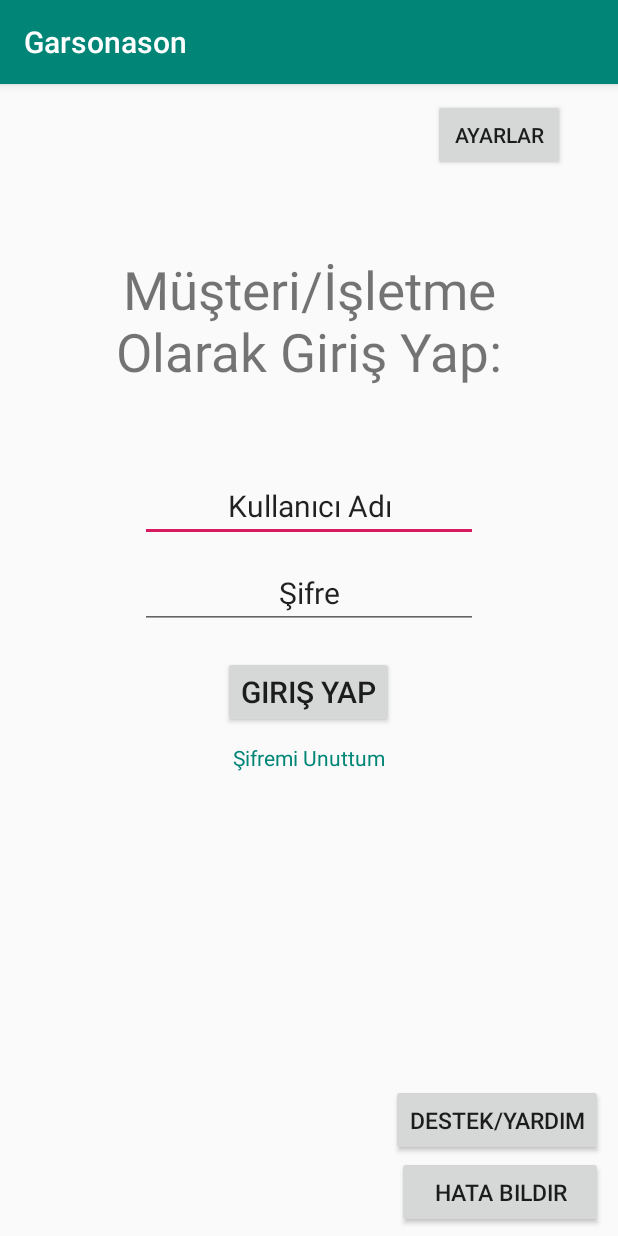
After one commit to Xelorium/garsonasonproject, an Android app: the loginActivity screen opened directly, with no data from a screen before it, on a phone screen of 412 x 824 dp. The commit adds this screen. Run offline under Robolectric (Android 15) with nearby library versions, the phone set to English and light mode, and no system bars.

Commit message:
Login Entry is added

```diff
--- a/app/src/main/AndroidManifest.xml
+++ b/app/src/main/AndroidManifest.xml
@@ -9,6 +9,7 @@
         android:roundIcon="@mipmap/ic_launcher_round"
         android:supportsRtl="true"
         android:theme="@style/AppTheme">
+        <activity android:name=".loginActivity"></activity>
         <activity android:name=".MainActivity">
             <intent-filter>
                 <action android:name="android.intent.action.MAIN" />
--- /dev/null
+++ b/app/src/main/java/com/example/garsonason/loginActivity.java
@@ -0,0 +1,14 @@
+package com.example.garsonason;
+
+import androidx.appcompat.app.AppCompatActivity;
+
+import android.os.Bundle;
+
+public class loginActivity extends AppCompatActivity {
+
+    @Override
+    protected void onCreate(Bundle savedInstanceState) {
+        super.onCreate(savedInstanceState);
+        setContentView(R.layout.activity_login);
+    }
+}
--- /dev/null
+++ b/app/src/main/res/layout/activity_login.xml
@@ -0,0 +1,98 @@
+<?xml version="1.0" encoding="utf-8"?>
+<LinearLayout xmlns:android="http://schemas.android.com/apk/res/android"
+    xmlns:app="http://schemas.android.com/apk/res-auto"
+    xmlns:tools="http://schemas.android.com/tools"
+    android:layout_width="match_parent"
+    android:layout_height="match_parent"
+    tools:context=".loginActivity"
+    android:gravity="right"
+    android:orientation="vertical">
+
+    <Button
+        android:id="@+id/settings"
+        android:layout_width="wrap_content"
+        android:layout_height="wrap_content"
+        android:text="Ayarlar"
+        android:layout_marginRight="35dp"
+        android:layout_marginTop="10dp"
+        />
+
+    <TextView
+        android:id="@+id/title"
+        android:layout_width="297dp"
+        android:layout_height="wrap_content"
+        android:layout_gravity="center"
+        android:layout_marginTop="55dp"
+        android:text="Müşteri/İşletme Olarak Giriş Yap:"
+        android:textAlignment="center"
+        android:textSize="35dp"/>
+
+    <EditText
+        android:id="@+id/userId_Edittext"
+        android:layout_width="225dp"
+        android:layout_height="wrap_content"
+        android:layout_gravity="center"
+        android:layout_marginTop="55dp"
+        android:text="Kullanıcı Adı"
+        android:textAlignment="center"
+        android:textSize="20dp" />
+
+    <EditText
+        android:id="@+id/userPassword_Edittext"
+        android:layout_width="225dp"
+        android:layout_height="wrap_content"
+        android:layout_gravity="center"
+        android:layout_marginTop="10dp"
+        android:text="Şifre"
+        android:textAlignment="center"
+        android:textSize="20dp" />
+
+    <Button
+        android:id="@+id/userLogin_Button"
+        android:layout_width="wrap_content"
+        android:layout_height="wrap_content"
+        android:layout_gravity="center"
+        android:layout_marginTop="18dp"
+        android:text="Giriş Yap"
+        android:textSize="20dp"
+        />
+    <TextView
+        android:id="@+id/forgotPassword_Text"
+        android:layout_width="wrap_content"
+        android:layout_height="wrap_content"
+        android:text="Şifremi Unuttum"
+        android:clickable="true"
+        android:layout_gravity="center"
+        android:layout_marginTop="10dp"
+        android:textColor="@color/colorPrimary"
+        />
+
+    <LinearLayout
+        android:layout_width="match_parent"
+        android:layout_height="match_parent"
+        android:orientation="vertical"
+        android:gravity="bottom"
+        android:layout_marginRight="10dp"
+        android:layout_marginBottom="5dp">
+
+
+        <Button
+            android:id="@+id/support_Button"
+            android:layout_width="wrap_content"
+            android:layout_height="wrap_content"
+            android:text="Destek/Yardım"
+            android:textSize="15dp"
+            android:layout_gravity="right"/>
+
+        <Button
+            android:id="@+id/reportBug_Button"
+            android:layout_width="137dp"
+            android:layout_height="wrap_content"
+            android:layout_gravity="right"
+            android:text="Hata Bildir"
+            android:textSize="15dp" />
+    </LinearLayout>
+
+
+
+</LinearLayout>
--- a/app/src/main/res/layout/activity_main.xml
+++ b/app/src/main/res/layout/activity_main.xml
@@ -27,7 +27,7 @@
         android:layout_gravity="center"
         />
     <Button
-        android:id="@+id/login"
+        android:id="@+id/login_Button"
         android:layout_width="wrap_content"
         android:layout_height="wrap_content"
         android:text="Giriş Yap"
@@ -36,7 +36,7 @@
         android:layout_marginTop="90dp"
         />
     <Button
-        android:id="@+id/register"
+        android:id="@+id/register_Button"
         android:layout_width="wrap_content"
         android:layout_height="wrap_content"
         android:text="Kaydol"
@@ -54,7 +54,7 @@
 
 
     <Button
-        android:id="@+id/support"
+        android:id="@+id/support_Button"
         android:layout_width="wrap_content"
         android:layout_height="wrap_content"
         android:text="Destek/Yardım"
@@ -62,7 +62,7 @@
         android:layout_gravity="right"/>
 
         <Button
-            android:id="@+id/reportBug"
+            android:id="@+id/reportBug_Button"
             android:layout_width="137dp"
             android:layout_height="wrap_content"
             android:layout_gravity="right"
```
